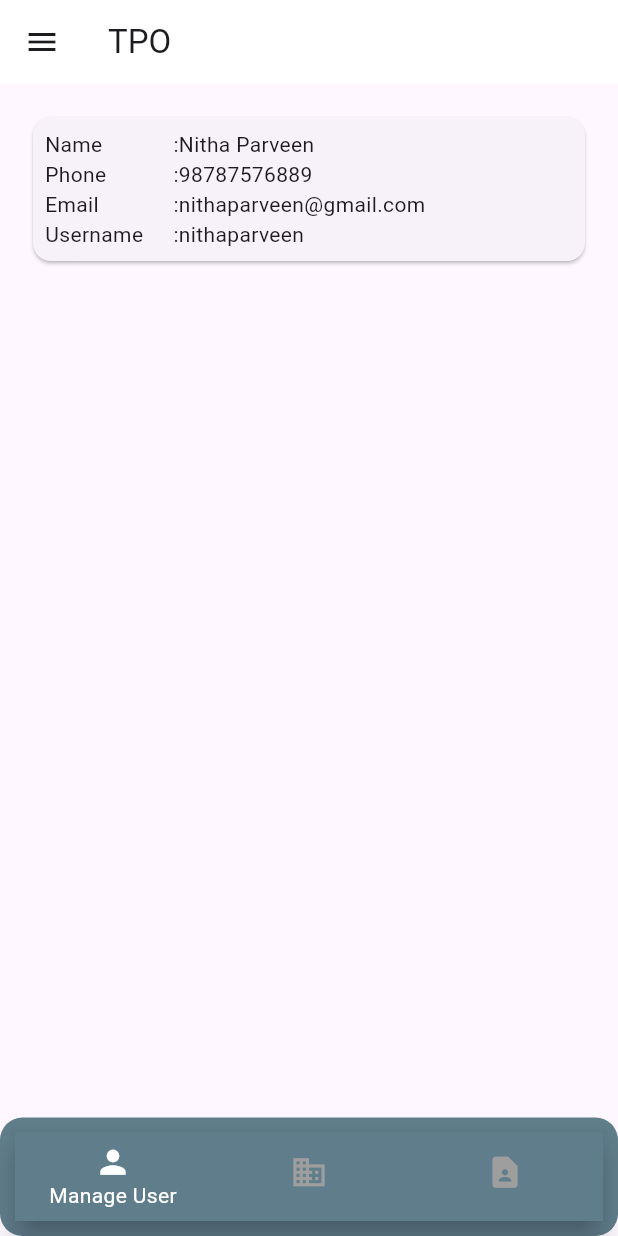
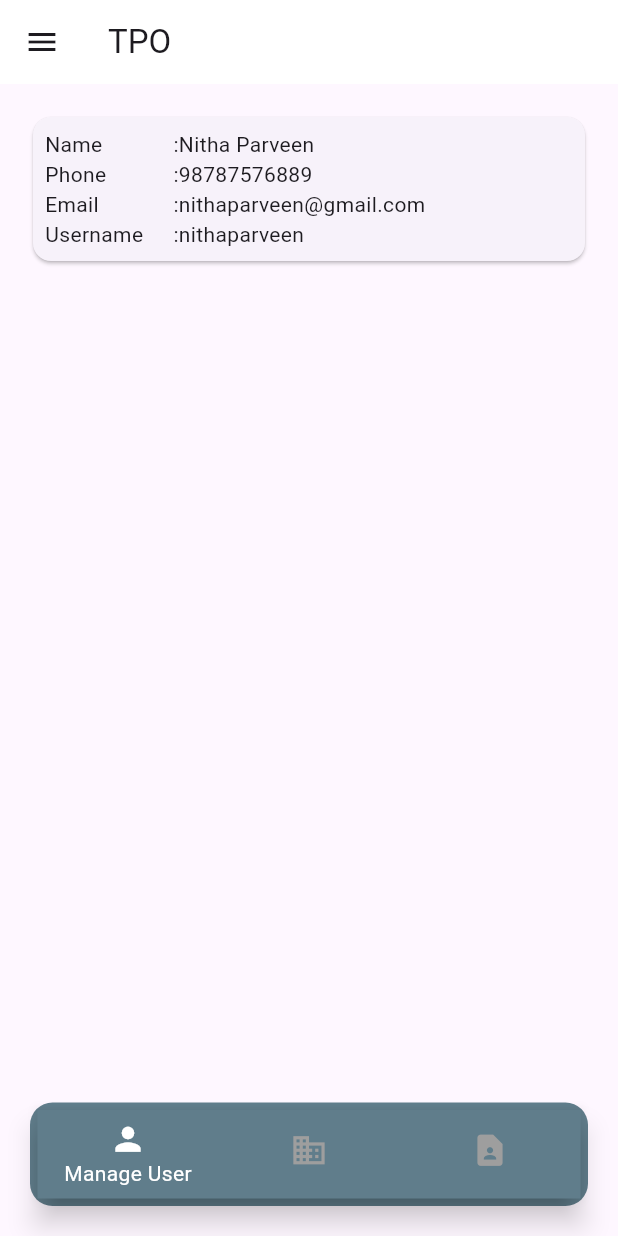
Before and after one commit to deniljoseph77/Placement_App, a Flutter app: the TPOBottomNavigationScreen screen opened directly, on a phone screen of 412 x 824 dp. Run offline on Flutter 3.47's test engine with Material 3 defaults, Android fonts, the phone set to English and light mode, and no system bars; our stand-ins replace font_awesome_flutter, google_fonts, image_picker, lottie.

Commit message:
tpo bottom navigation bar modified

```diff
--- a/lib/presentation/common/registration/tpo/view/tpo_reg_scrn.dart
+++ b/lib/presentation/common/registration/tpo/view/tpo_reg_scrn.dart
@@ -1,5 +1,7 @@
 import 'package:flutter/material.dart';
 import 'package:placement_app/presentation/common/login_screen/view/login_screen.dart';
+import 'package:placement_app/presentation/tpo/bottom_navigation_screen/view/bottom_navigation_screen.dart';
+import 'package:placement_app/presentation/tpo/tpohomescreen/view/tpohomescreen_view.dart';
 
 import '../../../../../core/constants/color_constants.dart';
 import '../../../../../global_widget/global_meterial_btn.dart';
@@ -74,7 +76,7 @@ class TpoRegistration extends StatelessWidget {
                 txtClr: ColorTheme.white,
                 height: width * .15,
                 width: width * .5,
-                route: LoginScreen(),
+                route: TPOBottomNavigationScreen(),
               ),
               SizedBox(
                 height: 8,
--- a/lib/presentation/tpo/bottom_navigation_screen/view/bottom_navigation_screen.dart
+++ b/lib/presentation/tpo/bottom_navigation_screen/view/bottom_navigation_screen.dart
@@ -1,4 +1,5 @@
 import 'package:flutter/material.dart';
+import 'package:placement_app/core/constants/color_constants.dart';
 import 'package:placement_app/presentation/tpo/bottom_navigation_screen/controller/bottom_navigation_controller.dart';
 import 'package:placement_app/presentation/tpo/manage_company_screen/view/manage_company_screen.dart';
 import 'package:placement_app/presentation/tpo/manage_request_screen/view/manage_request_screen.dart';
@@ -19,7 +20,8 @@ class TPOBottomNavigationScreen extends StatelessWidget {
       }),
       bottomNavigationBar: Consumer<TPOBottomNavigationController>(builder: (context, controller, _) {
         return Container(
-          padding: const EdgeInsets.all(10),
+          padding: const EdgeInsets.all(5),
+          margin: EdgeInsets.all(20),
           decoration: BoxDecoration(borderRadius: BorderRadius.circular(15), color: Colors.blueGrey),
           child: BottomNavigationBar(
               backgroundColor: Colors.blueGrey,
@@ -39,7 +41,7 @@ class TPOBottomNavigationScreen extends StatelessWidget {
               showSelectedLabels: true,
               showUnselectedLabels: false,
               items: const [
-                BottomNavigationBarItem(icon: Icon(Icons.person), label: "Manage User"),
+                BottomNavigationBarItem(icon: Icon(Icons.person),backgroundColor: ColorTheme.primary, label: "Manage User"),
                 BottomNavigationBarItem(icon: Icon(Icons.domain), label: "Manage User"),
                 BottomNavigationBarItem(icon: Icon(Icons.contact_page), label: "Manage Request"),
               ]),
--- a/lib/presentation/tpo/tpohomescreen/view/tpohomescreen_view.dart
+++ b/lib/presentation/tpo/tpohomescreen/view/tpohomescreen_view.dart
@@ -36,14 +36,11 @@ class TPOHomeScreen extends StatelessWidget {
         padding: const EdgeInsets.all(18.0),
         child: ListView(
           children: [
-            InkWell(
-              onTap: () {},
-              child: TPOStudentCard(
-                fullName: 'Nitha Parveen',
-                phone: '98787576889',
-                email: 'nithaparveen@gmail.com',
-                username: 'nithaparveen',
-              ),
+            TPOStudentCard(
+              fullName: 'Nitha Parveen',
+              phone: '98787576889',
+              email: 'nithaparveen@gmail.com',
+              username: 'nithaparveen',
             )
           ],
         ),
--- a/lib/presentation/tpo/tpohomescreen/view/widget/tpo_user_card.dart
+++ b/lib/presentation/tpo/tpohomescreen/view/widget/tpo_user_card.dart
@@ -2,16 +2,24 @@ import 'package:flutter/material.dart';
 
 class TPOStudentCard extends StatelessWidget {
   const TPOStudentCard(
-      {super.key, required this.fullName, required this.phone, required this.email, required this.username});
+      {super.key,
+      required this.fullName,
+      required this.phone,
+      required this.email,
+      required this.username,
+      this.onPressed});
 
   final String fullName;
   final String phone;
   final String email;
   final String username;
+  final Function()? onPressed;
 
   @override
   Widget build(BuildContext context) {
-    return Card(
+    return InkWell(
+      onTap: () => onPressed,
+      child: Card(
         child: Padding(
           padding: const EdgeInsets.all(8.0),
           child: Row(
@@ -28,6 +36,7 @@ class TPOStudentCard extends StatelessWidget {
             ],
           ),
         ),
+      ),
     );
   }
 }
```
Lines whose indentation alone changed are shown as unchanged.
